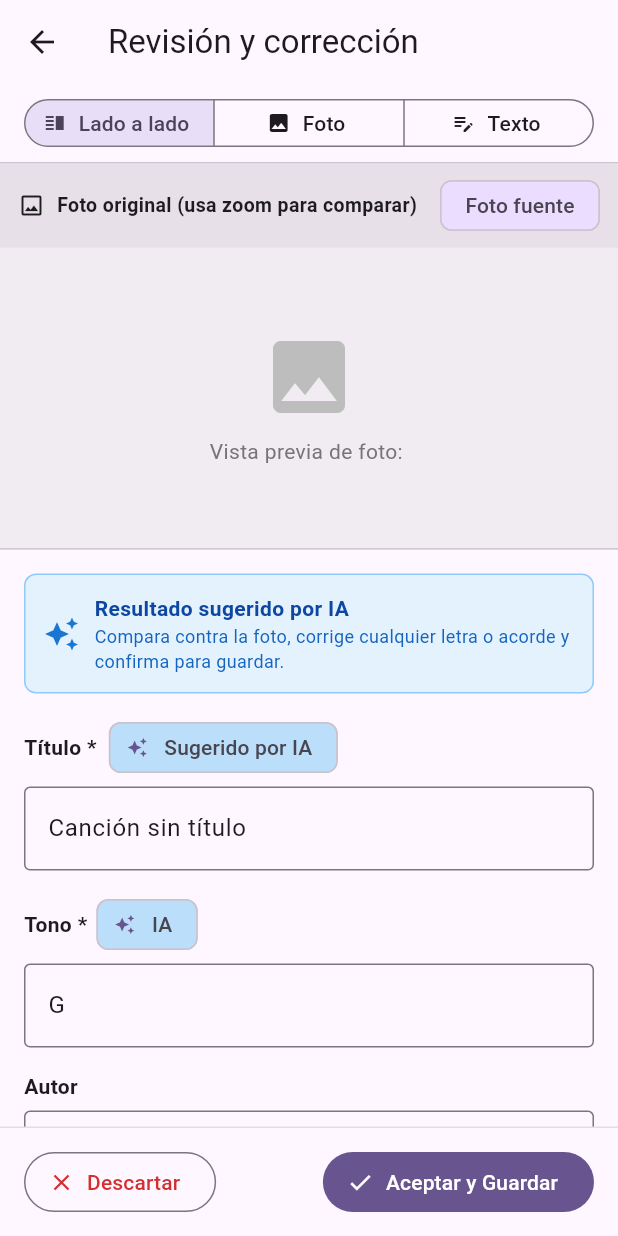
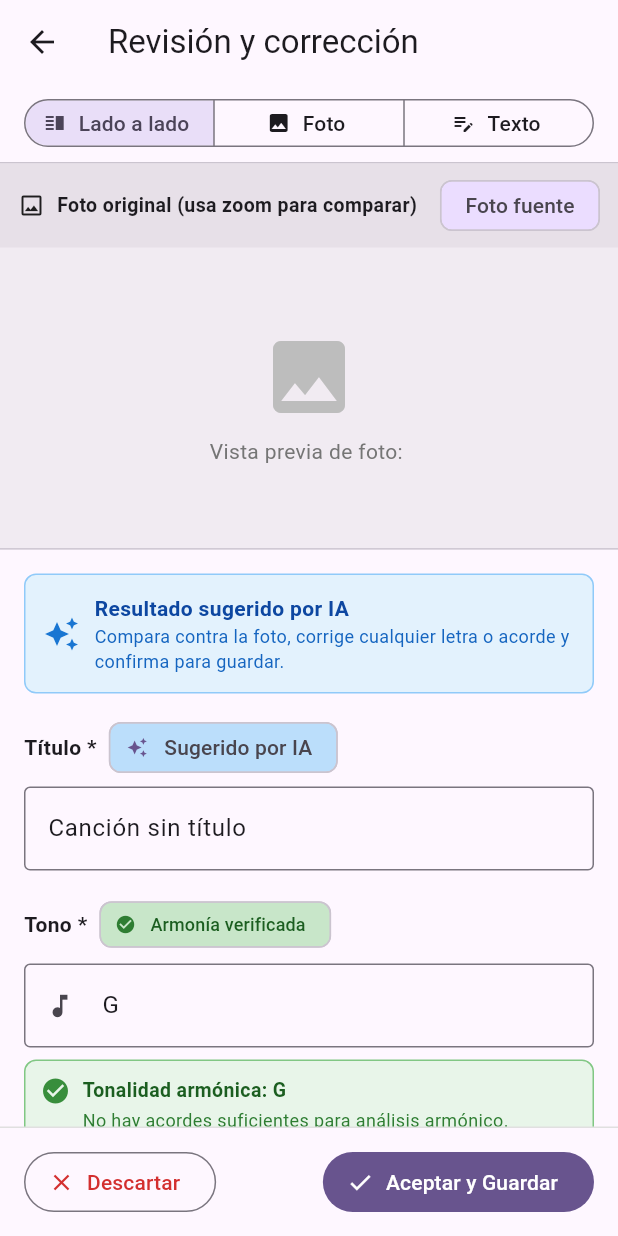
Before and after one commit to lgachig/MSW, a Flutter app: the SongReviewCorrectionPage screen opened directly with empty values, on a phone screen of 412 x 824 dp. Run offline on Flutter 3.47's test engine with Material 3 defaults, Android fonts, the phone set to English and light mode, and no system bars; our stand-ins replace drift, flutter_riverpod, image_cropper, image_picker; missing offline and left inert: google_mlkit_text_recognition; accounts and stored records are empty; generated files the repository leaves out were written again.

Commit message:
MSW-33: add harmonic tonality verification badge and quick key selector to song review page

```diff
--- a/musicsundayworship/lib/features/songs/song_review_correction_page.dart
+++ b/musicsundayworship/lib/features/songs/song_review_correction_page.dart
@@ -4,6 +4,7 @@ import 'package:flutter/material.dart';
 import 'package:flutter_riverpod/flutter_riverpod.dart';
 
 import '../../data/song_repository.dart';
+import '../../music_engine/music_key_detector.dart';
 import '../capture/offline_photo_queue.dart';
 import '../capture/remote_digitize_service.dart';
 import 'song_editor_page.dart';
@@ -62,16 +63,33 @@ class _SongReviewCorrectionPageState
             ? widget.initialSongTitle!
             : 'Canción sin título';
 
+    final initialChords = song.chords.map((c) => c.chord).toList();
+    final detectedKey = MusicKeyDetector.detectKey(initialChords);
+    final key = (song.key?.trim().isNotEmpty ?? false)
+        ? song.key!.trim()
+        : (detectedKey ?? 'G');
+
     _titleController = TextEditingController(text: title);
     _authorController = TextEditingController(text: widget.initialAuthor ?? '');
     _sourceController =
         TextEditingController(text: widget.initialSource ?? 'Foto digitalizada');
-    _keyController = TextEditingController(text: song.key ?? 'G');
+    _keyController = TextEditingController(text: key);
     _lyricsController = TextEditingController(text: song.chordOverLyricText);
+
+    _keyController.addListener(_onKeyOrLyricsChanged);
+    _lyricsController.addListener(_onKeyOrLyricsChanged);
+  }
+
+  void _onKeyOrLyricsChanged() {
+    if (mounted) {
+      setState(() {});
+    }
   }
 
   @override
   void dispose() {
+    _keyController.removeListener(_onKeyOrLyricsChanged);
+    _lyricsController.removeListener(_onKeyOrLyricsChanged);
     _titleController.dispose();
     _authorController.dispose();
     _sourceController.dispose();
@@ -362,6 +380,186 @@ class _SongReviewCorrectionPageState
     );
   }
 
+  List<String> _extractCurrentChords() {
+    final parsed = SongTextParser.parse(_lyricsController.text);
+    final chords = <String>[];
+    for (final s in parsed) {
+      for (final l in s.lines) {
+        for (final c in l.chords) {
+          chords.add(c.chord);
+        }
+      }
+    }
+    if (chords.isEmpty) {
+      return widget.digitizedSong.chords.map((c) => c.chord).toList();
+    }
+    return chords;
+  }
+
+  Widget _buildTonalitySection() {
+    final chords = _extractCurrentChords();
+    final verification = MusicKeyDetector.verifyKey(
+      _keyController.text.trim(),
+      chords,
+    );
+
+    final isMatching = verification.matchesCurrentKey;
+    const primaryKeys = [
+      'C', 'D', 'E', 'F', 'G', 'A', 'B',
+      'Am', 'Em', 'Bm', 'Dm', 'F#m'
+    ];
+
+    return Column(
+      crossAxisAlignment: CrossAxisAlignment.start,
+      children: [
+        Row(
+          children: [
+            const Text('Tono *', style: TextStyle(fontWeight: FontWeight.w600)),
+            const SizedBox(width: 8),
+            Chip(
+              key: const Key('ai-badge-key'),
+              avatar: Icon(
+                isMatching ? Icons.check_circle : Icons.auto_awesome,
+                size: 14,
+                color: isMatching ? Colors.green.shade800 : Colors.blue.shade800,
+              ),
+              label: Text(
+                isMatching ? 'Armonía verificada' : 'IA / Armonía',
+                style: TextStyle(
+                  color: isMatching ? Colors.green.shade900 : Colors.blue.shade900,
+                  fontSize: 12,
+                ),
+              ),
+              visualDensity: VisualDensity.compact,
+              backgroundColor:
+                  isMatching ? Colors.green.shade100 : Colors.blue.shade100,
+            ),
+          ],
+        ),
+        const SizedBox(height: 6),
+        Row(
+          crossAxisAlignment: CrossAxisAlignment.start,
+          children: [
+            Expanded(
+              flex: 3,
+              child: TextFormField(
+                key: const Key('review-key-field'),
+                controller: _keyController,
+                decoration: const InputDecoration(
+                  hintText: 'Ej. G, Am, C#',
+                  border: OutlineInputBorder(),
+                  prefixIcon: Icon(Icons.music_note, size: 20),
+                ),
+                validator: (v) =>
+                    v == null || v.trim().isEmpty ? 'Ingresa el tono' : null,
+              ),
+            ),
+            if (!isMatching) ...[
+              const SizedBox(width: 8),
+              Expanded(
+                flex: 4,
+                child: FilledButton.tonalIcon(
+                  key: const Key('apply-detected-key-button'),
+                  onPressed: () {
+                    _keyController.text = verification.detectedKey;
+                  },
+                  icon: const Icon(Icons.auto_fix_high, size: 18),
+                  label: Text('Usar ${verification.detectedKey}'),
+                ),
+              ),
+            ],
+          ],
+        ),
+        const SizedBox(height: 8),
+        Container(
+          key: Key(
+            isMatching ? 'tonality-verified-badge' : 'tonality-warning-badge',
+          ),
+          padding: const EdgeInsets.all(10),
+          decoration: BoxDecoration(
+            color: isMatching ? Colors.green.shade50 : Colors.amber.shade50,
+            borderRadius: BorderRadius.circular(8),
+            border: Border.all(
+              color:
+                  isMatching ? Colors.green.shade300 : Colors.amber.shade400,
+            ),
+          ),
+          child: Row(
+            crossAxisAlignment: CrossAxisAlignment.start,
+            children: [
+              Icon(
+                isMatching ? Icons.check_circle : Icons.warning_amber_rounded,
+                color:
+                    isMatching ? Colors.green.shade700 : Colors.amber.shade900,
+                size: 20,
+              ),
+              const SizedBox(width: 8),
+              Expanded(
+                child: Column(
+                  crossAxisAlignment: CrossAxisAlignment.start,
+                  children: [
+                    Text(
+                      isMatching
+                          ? 'Tonalidad armónica: ${_keyController.text.trim()}'
+                          : 'Tonalidad sugerida: ${verification.detectedKey}',
+                      style: TextStyle(
+                        fontWeight: FontWeight.bold,
+                        fontSize: 13,
+                        color: isMatching
+                            ? Colors.green.shade900
+                            : Colors.amber.shade900,
+                      ),
+                    ),
+                    const SizedBox(height: 2),
+                    Text(
+                      verification.explanation,
+                      style: TextStyle(
+                        fontSize: 12,
+                        color: isMatching
+                            ? Colors.green.shade800
+                            : Colors.amber.shade900,
+                      ),
+                    ),
+                  ],
+                ),
+              ),
+            ],
+          ),
+        ),
+        const SizedBox(height: 10),
+        const Text(
+          'Cambiar tonalidad rápidamente:',
+          style: TextStyle(fontSize: 12, fontWeight: FontWeight.w500),
+        ),
+        const SizedBox(height: 4),
+        SingleChildScrollView(
+          scrollDirection: Axis.horizontal,
+          child: Row(
+            children: [
+              for (final k in primaryKeys) ...[
+                Padding(
+                  padding: const EdgeInsets.only(right: 6),
+                  child: ChoiceChip(
+                    key: Key('quick-key-chip-$k'),
+                    label: Text(k),
+                    selected: _keyController.text.trim().toUpperCase() ==
+                        k.toUpperCase(),
+                    onSelected: (selected) {
+                      if (selected) {
+                        _keyController.text = k;
+                      }
+                    },
+                    visualDensity: VisualDensity.compact,
+                  ),
+                ),
+              ],
+            ],
+          ),
+        ),
+      ],
+    );
+  }
+
   Widget _buildEditorPanel() {
     return Form(
       key: _formKey,
@@ -434,42 +632,8 @@ class _SongReviewCorrectionPageState
           ),
           const SizedBox(height: 16),
 
-          // Tono y Validación con etiqueta IA
-          Row(
-            children: [
-              Expanded(
-                child: Column(
-                  crossAxisAlignment: CrossAxisAlignment.start,
-                  children: [
-                    Row(
-                      children: [
-                        const Text('Tono *', style: TextStyle(fontWeight: FontWeight.w600)),
-                        const SizedBox(width: 6),
-                        Chip(
-                          key: const Key('ai-badge-key'),
-                          avatar: const Icon(Icons.auto_awesome, size: 14),
-                          label: const Text('IA'),
-                          visualDensity: VisualDensity.compact,
-                          backgroundColor: Colors.blue.shade100,
-                        ),
-                      ],
-                    ),
-                    const SizedBox(height: 6),
-                    TextFormField(
-                      key: const Key('review-key-field'),
-                      controller: _keyController,
-                      decoration: const InputDecoration(
-                        hintText: 'Ej. G, Am, C#',
-                        border: OutlineInputBorder(),
-                      ),
-                      validator: (v) =>
-                          v == null || v.trim().isEmpty ? 'Ingresa el tono' : null,
-                    ),
-                  ],
-                ),
-              ),
-            ],
-          ),
+          // Tono y Validación con análisis armónico
+          _buildTonalitySection(),
           const SizedBox(height: 16),
 
           // Autor
```
Also changed, not shown: 1 other file.
